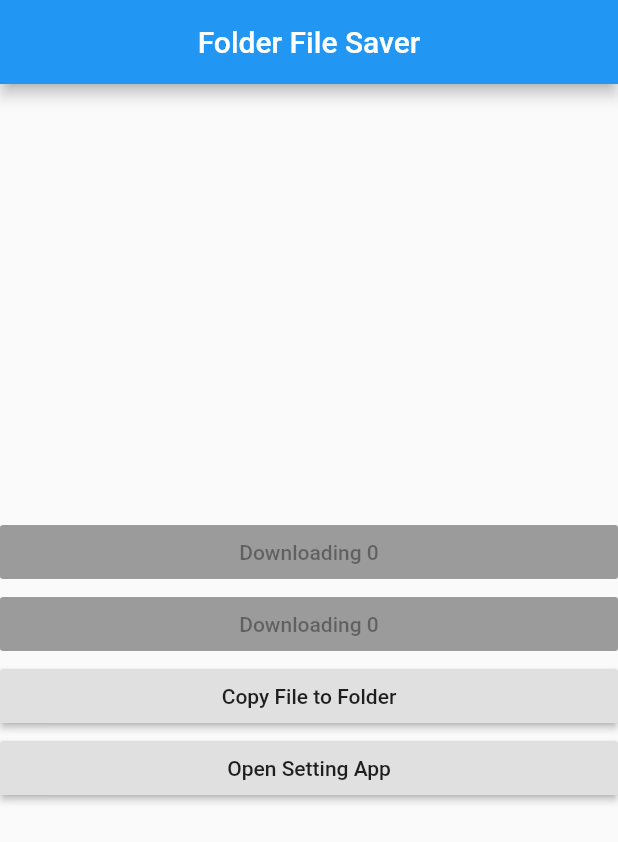
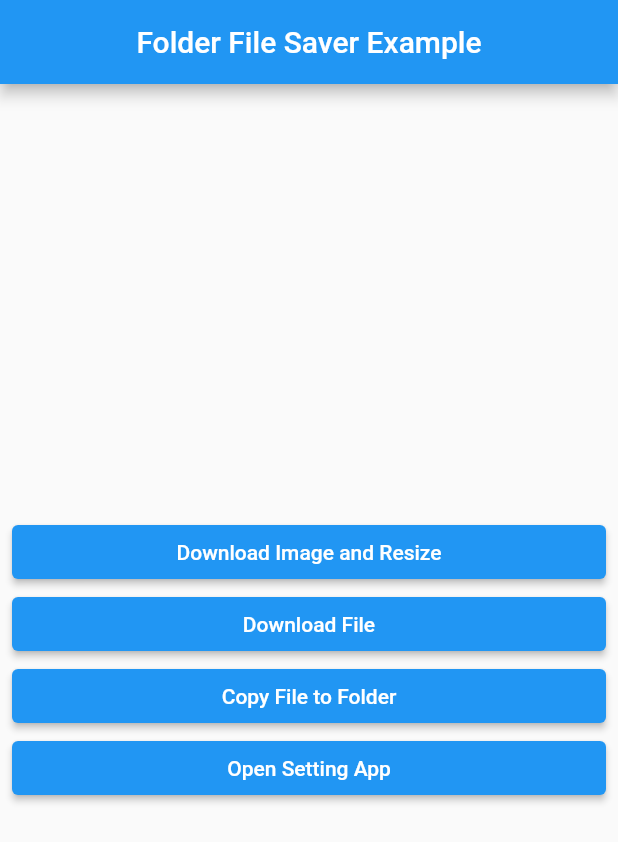
Before and after one commit to bonamoogy/FolderFileSaver, a Flutter app: the screen it shows after launch, after a tap on "Download Image and Resize", on a phone screen of 412 x 824 dp. Shown: the top 842 px of the screen. Run offline on Flutter 3.47's test engine with Material 2 defaults, Android fonts, the phone set to English and light mode, and no system bars; our stand-ins replace dio, permission_handler; network calls fail.

Commit message:
initial migrate package

```diff
--- a/example/lib/main.dart
+++ b/example/lib/main.dart
@@ -2,6 +2,7 @@ import 'package:flutter/material.dart';
 import 'package:folder_file_saver/folder_file_saver.dart';
 import 'package:path_provider/path_provider.dart' as p;
 import 'package:dio/dio.dart';
+import 'package:permission_handler/permission_handler.dart';
 
 void main() => runApp(MyApp());
 
@@ -14,9 +15,10 @@ class _MyAppState extends State<MyApp> {
   String progress = "0";
   bool _isLoading = false;
   final urlVideo =
-          'http://commondatastorage.googleapis.com/gtv-videos-bucket/sample/ElephantsDream.mp4',
+          'https://media.istockphoto.com/videos/lovely-puppy-labrador-running-to-the-camera-on-the-lawn-4k-video-id1073535242',
       urlImage =
           'https://images.unsplash.com/photo-1576039716094-066beef36943?ixlib=rb-1.2.1&ixid=eyJhcHBfaWQiOjEyMDd9&auto=format&fit=crop&w=634&q=80';
+
   Dio dio;
   @override
   void initState() {
@@ -26,24 +28,22 @@ class _MyAppState extends State<MyApp> {
 
   void _saveImage() async {
     try {
+      // get status permission
+      final status = await Permission.storage.status;
+
+      // check status permission
+      if (status.isDenied) {
+        // request permission
+        await Permission.storage.request();
+        return;
+      }
+
       setState(() {
         _isLoading = true;
       });
 
-      // 0 permission is PERMISSION_GRANTED
-      // 1 permission is PERMISSION_DENIED
-      // 2 permission is PERMISSION_DENIED wuth (don't ask again)
-      final resultPermission = await FolderFileSaver.requestPermission();
-
-      if (resultPermission == 2) {
-        // Do Something Info Here To User
-        // await FolderFileSaver.openSetting;
-      }
-
-      // Permission Granted
-      if (resultPermission == 0) {
+      // do save
       await _doSaveImage();
-      }
     } catch (e) {
       print(e.toString());
     } finally {
@@ -55,31 +55,22 @@ class _MyAppState extends State<MyApp> {
 
   void _saveFolderFileExt() async {
     try {
-      setState(() {
-        _isLoading = false;
-      });
-      // if you want check permission user
-      // use like that
-      // if return 0 permission is PERMISSION_GRANTED
-      // if return 1 permission is PERMISSION_IS_DENIED
-      // if return 2 permission is PERMISSION_IS_DENIED with click don't ask again
-      final resultPermission = await FolderFileSaver.requestPermission();
+      // get status permission
+      final status = await Permission.storage.status;
 
-      // 2 permission is PERMISSION_IS_DENIED with click don't ask again
-      if (resultPermission == 2) {
-        // Do Something Info Here To User
-        // await FolderFileSaver.openSetting;
+      // check status permission
+      if (status.isDenied) {
+        // request permission
+        await Permission.storage.request();
+        return;
       }
 
-      // 1 permission is PERMISSION_IS_DENIED
-      if (resultPermission == 1) {
-        // Do Something Here
-      }
+      setState(() {
+        _isLoading = true;
+      });
 
-      // 0 permission is PERMISSION_GRANTED
-      if (resultPermission == 0) {
+      // do save
       await _doSave();
-      }
     } catch (e) {
       print(e.toString());
     } finally {
@@ -89,9 +80,11 @@ class _MyAppState extends State<MyApp> {
     }
   }
 
+  // Don't forget to check
+  // device permission
   Future<void> _doSaveImage() async {
     final dir = await p.getTemporaryDirectory();
-    final pathImage = dir.path + ('example_image.png');
+    final pathImage = dir.path + ('/example_image.png');
     await dio.download(urlImage, pathImage, onReceiveProgress: (rec, total) {
       setState(() {
         progress = ((rec / total) * 100).toStringAsFixed(0) + "%";
@@ -102,20 +95,30 @@ class _MyAppState extends State<MyApp> {
     // cause default is return width = 0, height = 0
     // which will make it to get the original image
     // just write like this
-    final result = await FolderFileSaver.saveImage(pathImage: pathImage);
+    // remove originFile default = false
+    final result = await FolderFileSaver.saveImage(
+      pathImage: pathImage,
+      removeOriginFile: true,
+    );
     print(result);
   }
 
+  // Don't forget to check
+  // device permission
   Future<void> _doSave() async {
     final dir = await p.getTemporaryDirectory();
     // prepare the file and type extension that you want to download
-    final filePath = dir.path + ('example_video.mp4');
+    // remove originFile after success default = false
+    final filePath = dir.path + ('/example_video.mp4');
     await dio.download(urlVideo, filePath, onReceiveProgress: (rec, total) {
       setState(() {
         progress = ((rec / total) * 100).toStringAsFixed(0) + "%";
       });
     });
-    final result = await FolderFileSaver.saveFileToFolderExt(filePath);
+    final result = await FolderFileSaver.saveFileToFolderExt(
+      filePath,
+      removeOriginFile: true,
+    );
     print(result);
   }
 
@@ -125,7 +128,7 @@ class _MyAppState extends State<MyApp> {
     String result;
     final dir = await p.getTemporaryDirectory();
     // prepare the file and type extension that you want to download
-    final filePath = dir.path + ('example_video.mp4');
+    final filePath = dir.path + ('/example_video.mp4');
     try {
       await dio.download(urlVideo, filePath);
       result = await FolderFileSaver.saveFileToFolderExt(filePath);
@@ -141,7 +144,9 @@ class _MyAppState extends State<MyApp> {
       _isLoading = true;
     });
     // get your path from your device your device
-    final fileToCopy = '/storage/emulated/0/DCIM/Camera/20200102_202226.jpg';
+    // final fileToCopy = '/storage/emulated/0/DCIM/Camera/20200102_202226.jpg'; // example
+    // remove originFile default = false
+    final fileToCopy = '<local_path_from_your_device>';
     try {
       await FolderFileSaver.saveFileToFolderExt(fileToCopy);
     } catch (e) {
@@ -157,35 +162,38 @@ class _MyAppState extends State<MyApp> {
     return MaterialApp(
       home: Scaffold(
         appBar: AppBar(
-          title: const Text('Folder File Saver'),
+          title: const Text('Folder File Saver Example'),
           centerTitle: true,
         ),
-        body: Column(
+        body: Padding(
+          padding: const EdgeInsets.all(8.0),
+          child: Column(
             crossAxisAlignment: CrossAxisAlignment.stretch,
             mainAxisAlignment: MainAxisAlignment.center,
             children: <Widget>[
-            RaisedButton(
+              ElevatedButton(
                 onPressed: _isLoading ? null : _saveImage,
                 child: Text(_isLoading
                     ? 'Downloading $progress'
                     : 'Download Image and Resize'),
               ),
-            RaisedButton(
+              ElevatedButton(
                 onPressed: _isLoading ? null : _saveFolderFileExt,
-              child:
-                  Text(_isLoading ? 'Downloading $progress' : 'Download File'),
+                child: Text(
+                    _isLoading ? 'Downloading $progress' : 'Download File'),
               ),
-            RaisedButton(
+              ElevatedButton(
                 onPressed: copyFileToNewFolder,
                 child: Text('Copy File to Folder'),
               ),
-            RaisedButton(
+              ElevatedButton(
                 onPressed: () async => await FolderFileSaver.openSetting,
                 child: Text('Open Setting App'),
               ),
             ],
           ),
         ),
+      ),
     );
   }
 }
--- a/example/pubspec.yaml
+++ b/example/pubspec.yaml
@@ -11,10 +11,11 @@ dependencies:
 
   # The following adds the Cupertino Icons font to your application.
   # Use with the CupertinoIcons class for iOS style icons.
-  cupertino_icons: ^0.1.2
+  cupertino_icons: ^1.0.4
 
-  dio: ^3.0.7
+  dio: ^4.0.6
   path_provider:
+  permission_handler: ^9.2.0
 
 dev_dependencies:
   flutter_test:
--- a/lib/folder_file_saver.dart
+++ b/lib/folder_file_saver.dart
@@ -1,5 +1,4 @@
 import 'dart:async';
-import 'package:flutter/foundation.dart';
 import 'package:flutter/services.dart';
 
 const CHANNELNAME = 'folder_file_saver';
@@ -7,38 +6,23 @@ const CHANNELNAME = 'folder_file_saver';
 class FolderFileSaver {
   static const MethodChannel _channel = const MethodChannel(CHANNELNAME);
 
-  /// return 0 permission is PERMISSION_GRANTED
-  /// return 1 permission is PERMISSION_IS_DENIED
-  /// return 2 permission is PERMISSION_IS_DENIED (Don't Ask Again)
-  static Future<int> requestPermission() async {
-    await _channel.invokeMethod('requestPermission');
-    final completer = new Completer<int>();
-    _channel.setMethodCallHandler((call) async {
-      if (call.method == 'resultPermission') {
-        final result = call.arguments as int;
-        completer.complete(result);
-      } else {
-        completer.completeError(null);
-      }
-    });
-    return completer.future;
-  }
-
   /// if you want to get original of Image
-  /// don't give a value of width or height
-  /// cause default is return width = 0, height = 0
+  /// don't give a value of [width] and [height]
+  /// cause default is return [width] = 0, [height} = 0
   /// which will make it to get the original image
-  static Future<String> saveImage({
-    @required String pathImage,
+  /// remove origin file [removeOriginFile] default false
+  static Future<String?> saveImage({
+    required String pathImage,
     int width = 0,
     int height = 0,
+    bool removeOriginFile = false,
   }) async {
     Map<String, dynamic> args = <String, dynamic>{};
     args.putIfAbsent('pathImage', () => pathImage.toLowerCase());
     args.putIfAbsent('width', () => width);
     args.putIfAbsent('height', () => height);
-    final result = await _channel.invokeMethod('saveImage', args);
-    return result;
+    args.putIfAbsent('removeOriginFile', () => removeOriginFile);
+    return _channel.invokeMethod('saveImage', args);
   }
 
   /// type is jpg, jpeg, png = your_app_name/your_app_name Pictures
@@ -46,17 +30,20 @@ class FolderFileSaver {
   /// type mp3 = your_app_name/your_app_name Musics
   /// type m4a = your_app_name/your_app_name Audios
   /// any type extension = your_app_name/your_app_name Documents
-  static Future<String> saveFileToFolderExt(String filePath) async {
-    assert(filePath != null);
+  /// your path [filePath]
+  /// remove origin file [removeOriginFile] default false
+  static Future<String?> saveFileToFolderExt(
+    String filePath, {
+    bool removeOriginFile = false,
+  }) async {
     Map<String, dynamic> args = <String, dynamic>{};
     args.putIfAbsent('filePath', () => filePath);
-    final result = await _channel.invokeMethod('saveFileToFolderExt', args);
-    return result;
+    args.putIfAbsent('removeOriginFile', () => removeOriginFile);
+    return _channel.invokeMethod('saveFileToFolderExt', args);
   }
 
   /// Open settings Device
-  static Future<bool> get openSetting async {
-    final openSet = await _channel.invokeMethod('openSetting');
-    return openSet;
+  static Future<bool?> get openSetting async {
+    return _channel.invokeMethod('openSetting');
   }
 }
--- a/pubspec.yaml
+++ b/pubspec.yaml
@@ -1,11 +1,11 @@
 name: folder_file_saver
 description: Flutter plugin for save file to Folder extenison of your_app. resize image downloaded. create folder by extension. require permission and open setting device.
-version: 1.0.0+2
+version: 2.0.0
 author: Bona Berto <bonamoogy@gmail.com>
 homepage: https://github.com/bonamoogy/FolderFileSaver
 
 environment:
-  sdk: ">=2.1.0 <3.0.0"
+  sdk: '>=2.12.0 <3.0.0'
   flutter: ">=1.12.0 <2.0.0"
 
 dependencies:
```
Also changed, not shown: example/pubspec.lock, pubspec.lock (deleted), 10 other files. Lines whose indentation alone changed are shown as unchanged.
